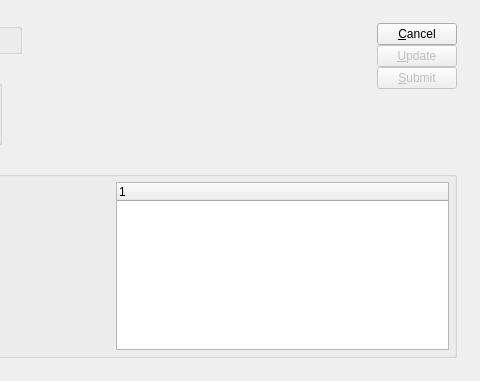
Pegasus-RPG/xtuple-client, file guiclient/updateOUTLevelByItem.ui: the form before one commit; both pictures show x 256 to 736 and y 0 to 381 of the 736 by 381 pixel window.
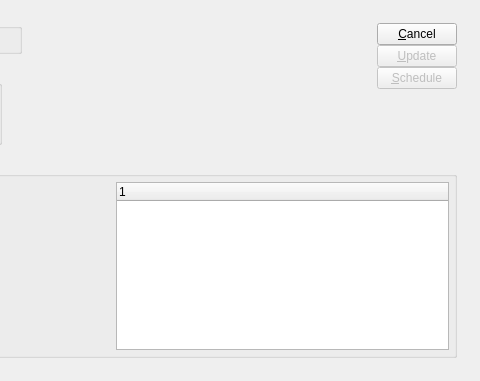
The form after the commit. Custom widgets are drawn as their Qt base class.

Diff of the .ui file:
```diff
--- a/guiclient/updateOUTLevelByItem.ui
+++ b/guiclient/updateOUTLevelByItem.ui
@@ -108,7 +108,7 @@
               <bool>false</bool>
              </property>
              <property name="text">
-              <string>&amp;Submit</string>
+              <string>&amp;Schedule</string>
              </property>
             </widget>
            </item>
```
